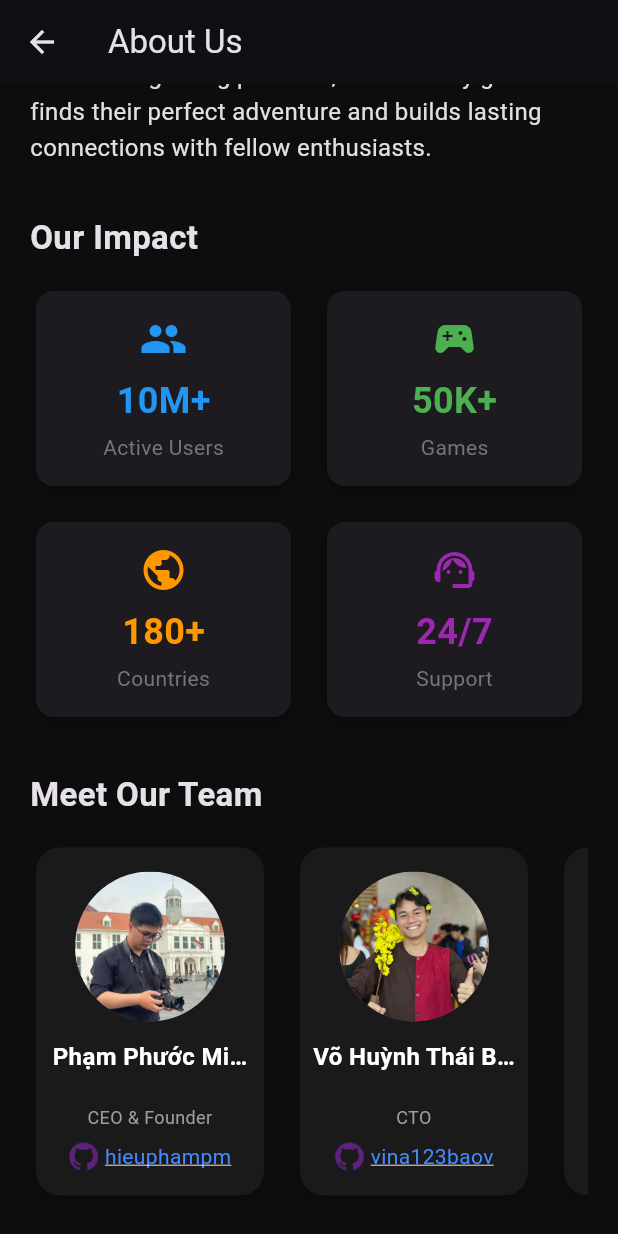
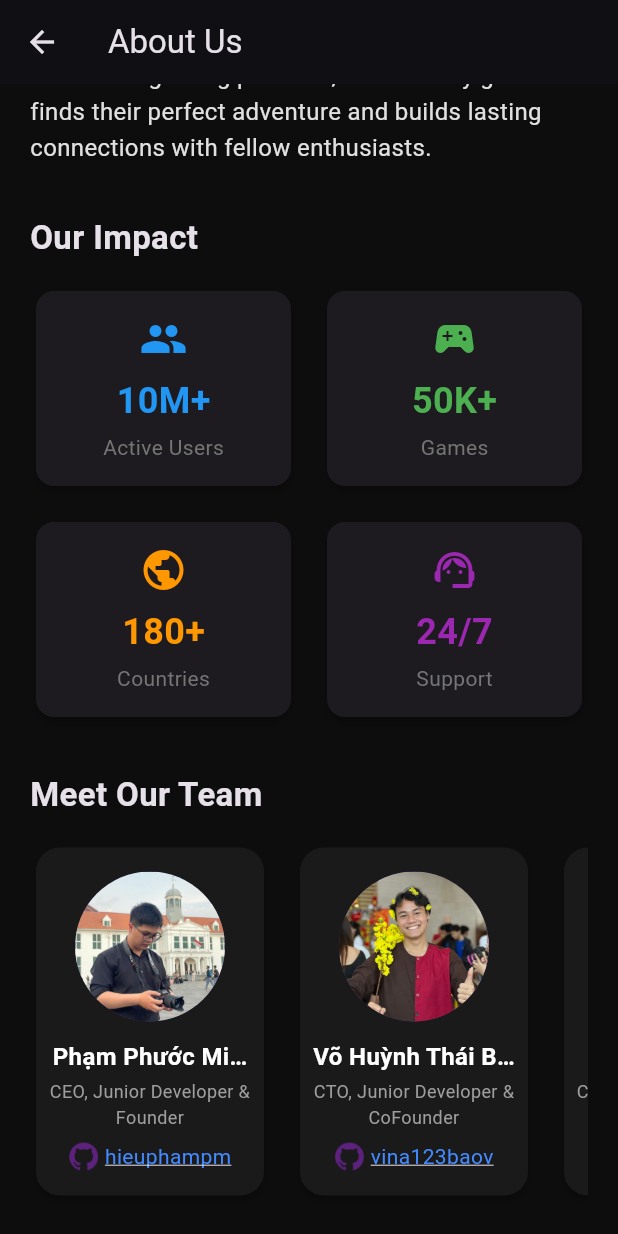
Before and after one commit to hieuphampm/Game-Selling-App, a Flutter app: the AboutUsScreen screen opened directly, scrolled down 576 dp, on a phone screen of 412 x 824 dp. Run offline on Flutter 3.47's test engine with Material 3 defaults, Android fonts, the phone set to English and light mode, and no system bars; our stand-ins replace firebase_auth, firebase_core, google_sign_in; accounts and stored records are empty.

Commit message:
Update about_us_screen.dart

```diff
--- a/flutter_app/lib/screens/settings/about_us_screen.dart
+++ b/flutter_app/lib/screens/settings/about_us_screen.dart
@@ -176,7 +176,7 @@ class _AboutUsScreenState extends State<AboutUsScreen> {
                         _buildTeamMember(
                           imagePath: 'assets/images/member1.jpg',
                           name: 'Phạm Phước Minh Hiếu',
-                          role: 'CEO & Founder',
+                          role: 'CEO, Junior Developer & Founder',
                           githubUsername: 'hieuphampm',
                           githubUrl: 'https://github.com/hieuphampm',
                           nameFontSize: 14,
@@ -186,7 +186,7 @@ class _AboutUsScreenState extends State<AboutUsScreen> {
                         _buildTeamMember(
                           imagePath: 'assets/images/member2.jpg',
                           name: 'Võ Huỳnh Thái Bảo',
-                          role: 'CTO',
+                          role: 'CTO, Junior Developer & CoFounder',
                           githubUsername: 'vina123baov',
                           githubUrl: 'https://github.com/vina123baov',
                           nameFontSize: 14,
@@ -196,7 +196,7 @@ class _AboutUsScreenState extends State<AboutUsScreen> {
                         _buildTeamMember(
                           imagePath: 'assets/images/member3.jpg',
                           name: 'Cao Sỹ Siêu',
-                          role: 'Head of Design',
+                          role: 'COO, Junior Developer & CoFounder',
                           githubUsername: 'saintsl4y3r',
                           githubUrl: 'https://github.com/saintsl4y3r',
                           nameFontSize: 14,
```
